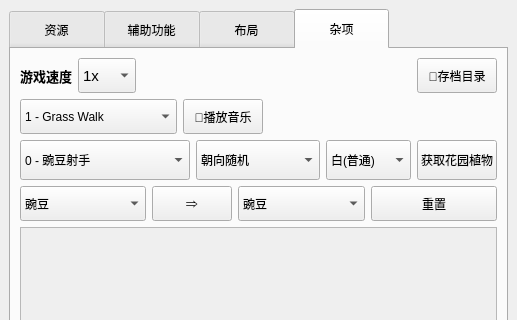
The window that pvztoolkit.ui (windshadow233/pvz-toolkit) describes before a commit, drawn with Qt 5; both pictures show x 0 to 517 and y 0 to 320 of the 517 by 571 pixel window.
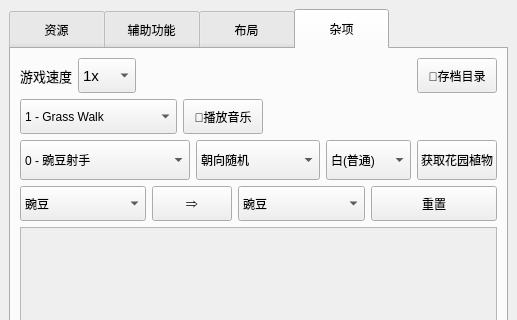
The same window after the commit. The open tabs and pages were chosen to show the change.

Commit message: 修改UI

Diff of the .ui file:
```diff
--- a/pvztoolkit.ui
+++ b/pvztoolkit.ui
@@ -2833,8 +2833,8 @@
              <font>
               <family>Arial</family>
               <pointsize>10</pointsize>
-              <weight>75</weight>
-              <bold>true</bold>
+              <weight>50</weight>
+              <bold>false</bold>
              </font>
             </property>
             <property name="text">
```
Left out of the diff: 32 changed lines with no effect on the pictures. The commit also changes 2 other files.
